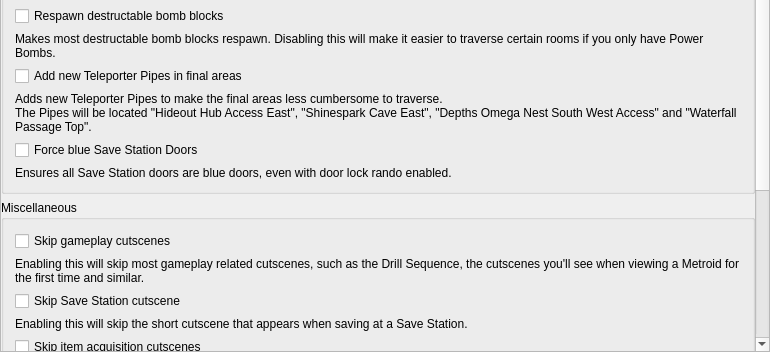
Qt form randovania/gui/ui_files/preset_am2r_patches.ui (randovania/randovania) before a commit; both pictures show x 0 to 770 and y 308 to 660 of the 770 by 660 pixel window.
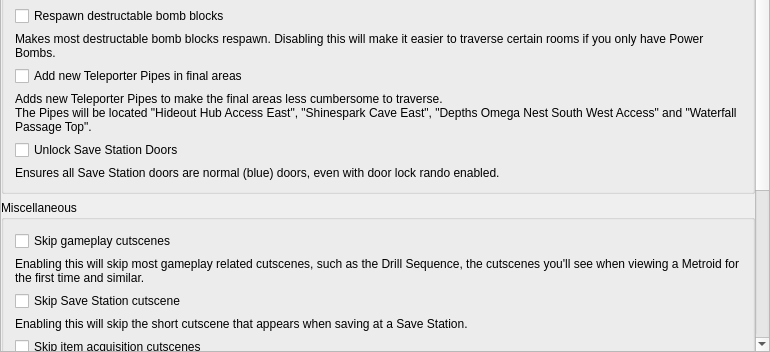
The same form after that commit.

Diff of the .ui file:
```diff
--- a/randovania/gui/ui_files/preset_am2r_patches.ui
+++ b/randovania/gui/ui_files/preset_am2r_patches.ui
@@ -204,14 +204,14 @@
            <item>
             <widget class="QCheckBox" name="blue_save_doors_check">
              <property name="text">
-              <string>Force blue Save Station Doors</string>
+              <string>Unlock Save Station Doors</string>
              </property>
             </widget>
            </item>
            <item>
             <widget class="QLabel" name="blue_save_doors_label">
              <property name="text">
-              <string>Ensures all Save Station doors are blue doors, even with door lock rando enabled.</string>
+              <string>Ensures all Save Station doors are normal (blue) doors, even with door lock rando enabled.</string>
              </property>
             </widget>
            </item>
```
